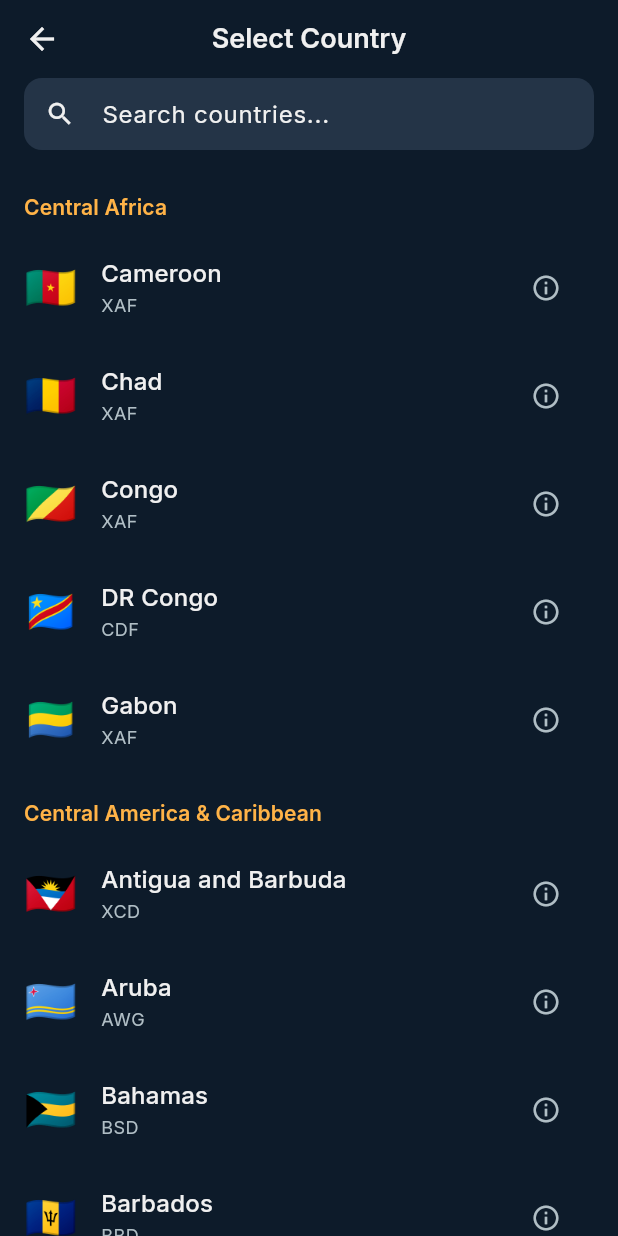
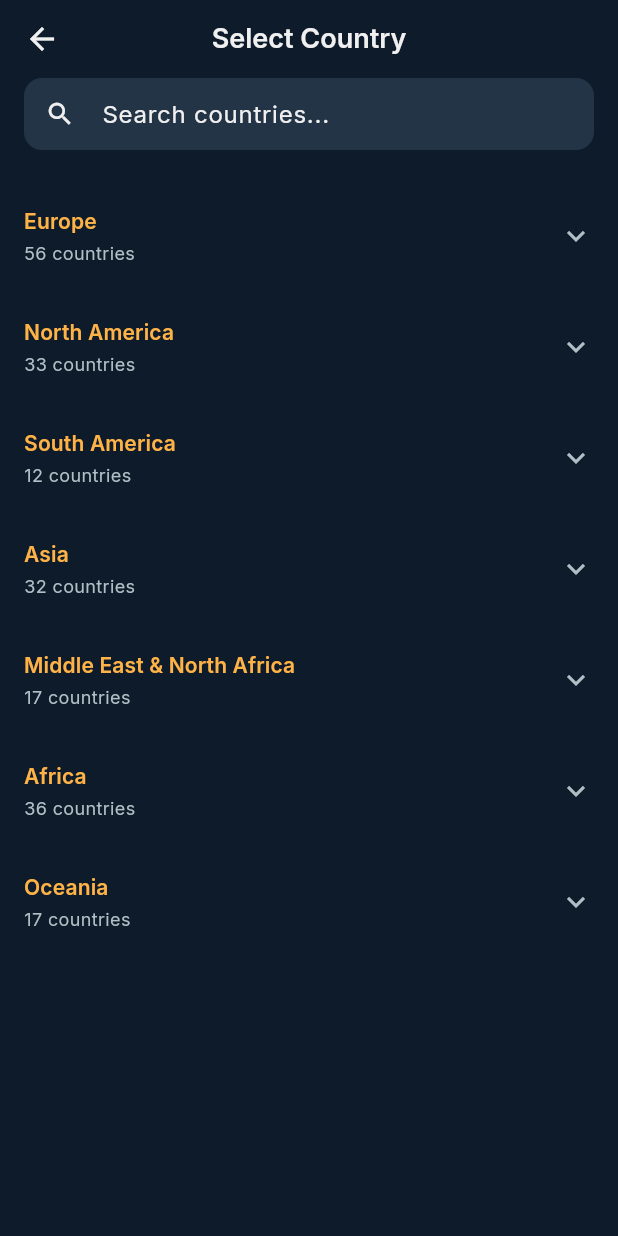
Before and after one commit to mikepitts25/TravelTipCalc, a Flutter app: the screen it shows after launch, after a tap on "🇺🇸", on a phone screen of 412 x 824 dp. Run offline on Flutter 3.47's test engine with Material 3 defaults, Android fonts, the phone set to English and light mode, and no system bars; our stand-ins replace flutter_animate, flutter_riverpod, geocoding, geolocator, google_fonts, google_mobile_ads and 2 more; accounts and stored records are empty.

```diff
--- a/lib/data/repositories/tipping_repository.dart
+++ b/lib/data/repositories/tipping_repository.dart
@@ -57,7 +57,8 @@ class TippingRepository {
     return maps.map(TippingRule.fromMap).toList();
   }
 
-  Future<TippingRule?> getRule(String countryId, ServiceType serviceType) async {
+  Future<TippingRule?> getRule(
+      String countryId, ServiceType serviceType) async {
     final db = await _db.database;
     final maps = await db.query(
       'tipping_rules',
--- a/lib/providers/location_provider.dart
+++ b/lib/providers/location_provider.dart
@@ -74,7 +74,6 @@ final locationServiceProvider = Provider<LocationService>(
   (ref) => LocationService(),
 );
 
-final locationProvider =
-    StateNotifierProvider<LocationNotifier, LocationState>(
+final locationProvider = StateNotifierProvider<LocationNotifier, LocationState>(
   (ref) => LocationNotifier(ref.read(locationServiceProvider)),
 );
--- a/lib/screens/calculator/widgets/group_mode_panel.dart
+++ b/lib/screens/calculator/widgets/group_mode_panel.dart
@@ -175,12 +175,6 @@ class _GroupModePanelState extends ConsumerState<GroupModePanel> {
         ),
       ),
     );
-  }
-
-  static double? _parsePercent(String value) {
-    final percent = double.tryParse(value.trim());
-    if (percent == null || percent < 0) return null;
-    return percent;
   }
 
   static bool _matchesPercent(double a, double b) => (a - b).abs() < 0.001;
@@ -541,8 +535,7 @@ class _CustomTipDialogState extends State<_CustomTipDialog> {
           labelText: 'Tip percent',
           suffixText: '%',
         ),
-        onSubmitted: (value) =>
-            Navigator.of(context).pop(_parsePercent(value)),
+        onSubmitted: (value) => Navigator.of(context).pop(_parsePercent(value)),
       ),
       actions: [
         TextButton(
--- a/lib/screens/country_detail/country_detail_screen.dart
+++ b/lib/screens/country_detail/country_detail_screen.dart
@@ -69,7 +69,8 @@ class _CountryDetailScreenState extends State<CountryDetailScreen> {
                         vertical: 6,
                       ),
                       decoration: BoxDecoration(
-                        color: theme.colorScheme.primary.withValues(alpha: 0.15),
+                        color:
+                            theme.colorScheme.primary.withValues(alpha: 0.15),
                         borderRadius: BorderRadius.circular(8),
                       ),
                       child: Text(
--- a/lib/screens/country_picker/country_picker_screen.dart
+++ b/lib/screens/country_picker/country_picker_screen.dart
@@ -26,6 +26,8 @@ class _CountryPickerScreenState extends ConsumerState<CountryPickerScreen> {
   List<Country> _allCountries = [];
   List<Country> _filteredCountries = [];
   Map<String, List<Country>> _groupedByRegion = {};
+  final Set<String> _expandedRegionGroups = {};
+  final Set<String> _expandedSubregions = {};
   bool _isSearching = false;
 
   @override
@@ -48,6 +50,64 @@ class _CountryPickerScreenState extends ConsumerState<CountryPickerScreen> {
     for (final country in countries) {
       _groupedByRegion.putIfAbsent(country.region, () => []).add(country);
     }
+  }
+
+  List<_RegionGroup> _regionGroups() {
+    const groups = [
+      _RegionGroup(
+        name: 'Europe',
+        subregions: [
+          'Western Europe',
+          'Eastern Europe',
+          'Northern Europe',
+          'Southern Europe',
+        ],
+      ),
+      _RegionGroup(
+        name: 'North America',
+        subregions: [
+          'North America',
+          'Central America & Caribbean',
+        ],
+      ),
+      _RegionGroup(
+        name: 'South America',
+        subregions: ['South America'],
+      ),
+      _RegionGroup(
+        name: 'Asia',
+        subregions: [
+          'East Asia',
+          'Southeast Asia',
+          'South Asia',
+          'Russia & Central Asia',
+        ],
+      ),
+      _RegionGroup(
+        name: 'Middle East & North Africa',
+        subregions: [
+          'Middle East',
+          'North Africa',
+        ],
+      ),
+      _RegionGroup(
+        name: 'Africa',
+        subregions: [
+          'East Africa',
+          'West Africa',
+          'Central Africa',
+          'Southern Africa',
+        ],
+      ),
+      _RegionGroup(
+        name: 'Oceania',
+        subregions: ['Oceania'],
+      ),
+    ];
+
+    return groups
+        .where((group) => group.subregions.any(_groupedByRegion.containsKey))
+        .toList();
   }
 
   void _onSearchChanged(String query) {
@@ -146,36 +206,120 @@ class _CountryPickerScreenState extends ConsumerState<CountryPickerScreen> {
   }
 
   Widget _buildGroupedList() {
-    final regions = _groupedByRegion.keys.toList()..sort();
+    final groups = _regionGroups();
 
     return ListView.builder(
-      itemCount: regions.length,
+      padding: const EdgeInsets.only(top: 8, bottom: 16),
+      itemCount: groups.length,
       itemBuilder: (context, index) {
-        final region = regions[index];
-        final countries = _groupedByRegion[region]!;
+        final group = groups[index];
+        final countryCount = group.countryCount(_groupedByRegion);
+        final isExpanded = _expandedRegionGroups.contains(group.name);
+        final theme = Theme.of(context);
 
-        return Column(
-          crossAxisAlignment: CrossAxisAlignment.start,
-          children: [
-            Padding(
-              padding: const EdgeInsets.fromLTRB(16, 16, 16, 8),
-              child: Text(
-                region,
-                style: Theme.of(context).textTheme.labelLarge,
-              ),
+        return Theme(
+          data: theme.copyWith(dividerColor: Colors.transparent),
+          child: ExpansionTile(
+            key: PageStorageKey<String>('country-region-group-${group.name}'),
+            initiallyExpanded: isExpanded,
+            onExpansionChanged: (expanded) {
+              setState(() {
+                if (expanded) {
+                  _expandedRegionGroups.add(group.name);
+                } else {
+                  _expandedRegionGroups.remove(group.name);
+                }
+              });
+            },
+            tilePadding: const EdgeInsets.symmetric(horizontal: 16),
+            childrenPadding: const EdgeInsets.only(bottom: 8),
+            iconColor: theme.colorScheme.primary,
+            collapsedIconColor: theme.textTheme.bodyMedium?.color,
+            title: Text(
+              group.name,
+              style: theme.textTheme.labelLarge,
             ),
-            ...countries.map(
-              (country) => CountryTile(
-                country: country,
-                onTap: () => widget.onCountrySelected(country),
-                onInfoTap: widget.onCountryInfoTap != null
-                    ? () => widget.onCountryInfoTap!(country)
-                    : null,
-              ),
+            subtitle: Text(
+              '$countryCount countries',
+              style: theme.textTheme.bodyMedium?.copyWith(fontSize: 12),
             ),
-          ],
+            children: group.subregions.length == 1
+                ? _buildCountryTiles(group.subregions.first)
+                : [
+                    for (final subregion in group.subregions)
+                      if (_groupedByRegion.containsKey(subregion))
+                        _buildSubregionTile(subregion),
+                  ],
+          ),
         );
       },
     );
   }
+
+  Widget _buildSubregionTile(String subregion) {
+    final countries = _groupedByRegion[subregion]!;
+    final isExpanded = _expandedSubregions.contains(subregion);
+    final theme = Theme.of(context);
+
+    return Padding(
+      padding: const EdgeInsets.only(left: 12),
+      child: ExpansionTile(
+        key: PageStorageKey<String>('country-subregion-$subregion'),
+        initiallyExpanded: isExpanded,
+        onExpansionChanged: (expanded) {
+          setState(() {
+            if (expanded) {
+              _expandedSubregions.add(subregion);
+            } else {
+              _expandedSubregions.remove(subregion);
+            }
+          });
+        },
+        tilePadding: const EdgeInsets.only(left: 16, right: 16),
+        childrenPadding: const EdgeInsets.only(bottom: 6),
+        iconColor: theme.colorScheme.primary,
+        collapsedIconColor: theme.textTheme.bodyMedium?.color,
+        title: Text(
+          subregion,
+          style: theme.textTheme.titleMedium,
+        ),
+        subtitle: Text(
+          '${countries.length} countries',
+          style: theme.textTheme.bodyMedium?.copyWith(fontSize: 12),
+        ),
+        children: _buildCountryTiles(subregion),
+      ),
+    );
+  }
+
+  List<Widget> _buildCountryTiles(String region) {
+    final countries = _groupedByRegion[region] ?? const <Country>[];
+    return [
+      for (final country in countries)
+        CountryTile(
+          country: country,
+          onTap: () => widget.onCountrySelected(country),
+          onInfoTap: widget.onCountryInfoTap != null
+              ? () => widget.onCountryInfoTap!(country)
+              : null,
+        ),
+    ];
+  }
 }
+
+class _RegionGroup {
+  final String name;
+  final List<String> subregions;
+
+  const _RegionGroup({
+    required this.name,
+    required this.subregions,
+  });
+
+  int countryCount(Map<String, List<Country>> countriesByRegion) {
+    return subregions.fold<int>(
+      0,
+      (total, subregion) => total + (countriesByRegion[subregion]?.length ?? 0),
+    );
+  }
+}
--- a/pubspec.yaml
+++ b/pubspec.yaml
@@ -1,7 +1,7 @@
 name: travel_tip_calc
 description: A modern travel tip calculator for 200+ countries.
 publish_to: 'none'
-version: 1.0.0+2
+version: 1.0.1+3
 
 environment:
   sdk: '>=3.2.0 <4.0.0'
```
Also changed, not shown: 8 other files.
